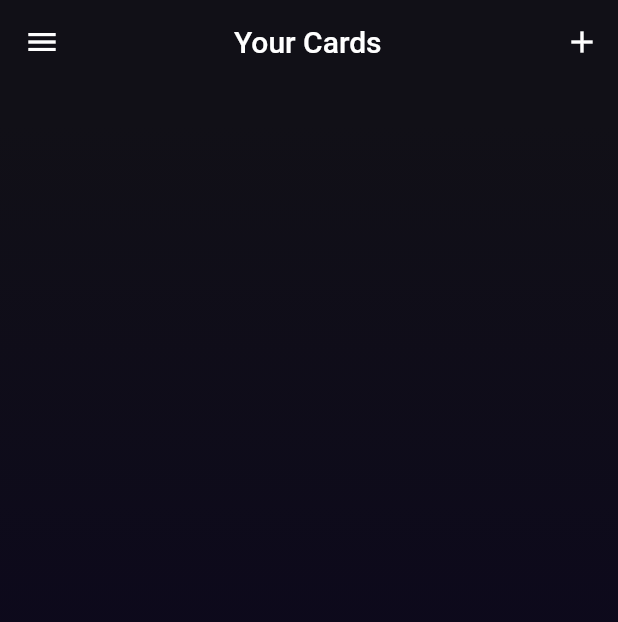
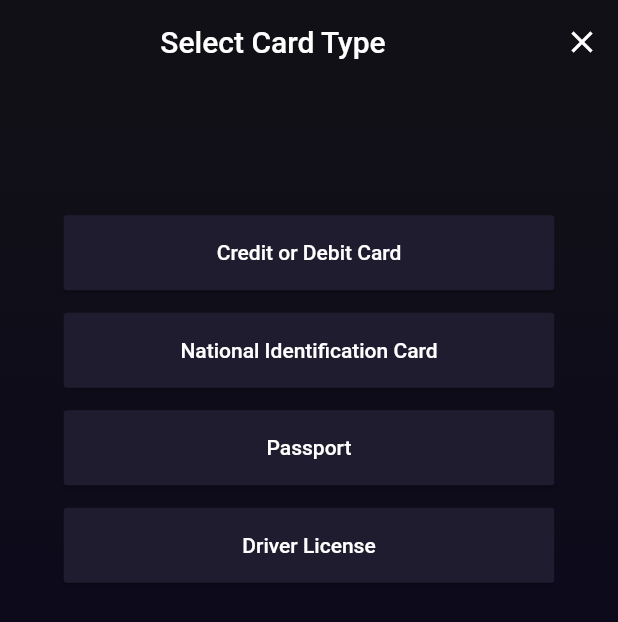
Before and after one commit to Manuel-Seyram/pera, a Flutter app: the Home screen opened directly, after a tap on the "add" icon, on a phone screen of 412 x 824 dp. Shown: the top 622 px of the screen. Run offline on Flutter 3.47's test engine with Material 2 defaults, Android fonts, the phone set to English and light mode, and no system bars.

Commit message:
- select card screen

```diff
--- a/lib/screens/homepage/home.dart
+++ b/lib/screens/homepage/home.dart
@@ -1,4 +1,5 @@
 import 'package:flutter/material.dart';
+import 'package:pera/screens/homepage/select_card_type.dart';
 
 class Home extends StatelessWidget {
   const Home({super.key});
@@ -10,18 +11,30 @@ class Home extends StatelessWidget {
       appBar: AppBar(
         forceMaterialTransparency: true,
         leading: IconButton(
+          onPressed: () {},
+          icon: const Icon(Icons.menu),
+          splashRadius: 1.0,
+          enableFeedback: false,
+        ),
+        title: const Center(
+          child: Text(
+            'Your Cards',
+            style: TextStyle(fontSize: 20, fontWeight: FontWeight.w500),
+          ),
+        ),
+        //titleSpacing: 100.0,
+        actions: [
+          IconButton(
             onPressed: () {
+              _cardtype(context);
             },
-          icon: const Icon(Icons.menu)
+            icon: const Icon(Icons.add),
+            enableFeedback: false,
+            splashRadius: 1.0,
           ),
-        title: const Text('Your Cards', style:  TextStyle(fontSize:20, fontWeight: FontWeight.w500 ),),
-        titleSpacing: 100.0,
-        actions: [
-          IconButton(onPressed: () {}, icon: const Icon(Icons.add)),
         ],
-
       ),
-      body:  SingleChildScrollView(
+      body: SingleChildScrollView(
         child: Container(
           height: MediaQuery.of(context).size.height,
           width: MediaQuery.of(context).size.width,
@@ -36,13 +49,17 @@ class Home extends StatelessWidget {
                   colors: [
                 Color.fromRGBO(17, 16, 23, 1),
                 Color.fromRGBO(9, 3, 32, 1),
-        ])
-        ),
-        child: const  Column(
-          children: [
-          ],
+              ])),
+          child: const Column(
+            children: [],
           ),
         ),
-    ),);
+      ),
+    );
+  }
+
+  _cardtype(BuildContext context) {
+    Navigator.push(
+        context, MaterialPageRoute(builder: (context) => const SelectCardType()));
   }
 }
--- /dev/null
+++ b/lib/screens/homepage/select_card_type.dart
@@ -0,0 +1,114 @@
+import 'package:flutter/material.dart';
+
+class SelectCardType extends StatelessWidget {
+  const SelectCardType({super.key});
+
+  @override
+  Widget build(BuildContext context) {
+    return Scaffold(
+      extendBodyBehindAppBar: true,
+      appBar: AppBar(
+        automaticallyImplyLeading: false,
+        forceMaterialTransparency: true,
+        title: const Center(
+          child:  Text(
+            'Select Card Type',
+            style: TextStyle(fontSize: 20, fontWeight: FontWeight.w500),
+          ),
+        ),
+        //titleSpacing: 120.0,
+        actions: [
+          IconButton(
+            onPressed: () {
+              Navigator.pop(context);
+            },
+            icon: const Icon(Icons.close),
+            enableFeedback: false,
+            splashRadius: 1.0,
+          ),
+        ],
+      ),
+      body: SingleChildScrollView(
+        child: Container(
+          height: MediaQuery.of(context).size.height,
+          width: MediaQuery.of(context).size.width,
+          decoration: const BoxDecoration(
+              gradient: LinearGradient(
+                  begin: Alignment.topCenter,
+                  end: Alignment.bottomCenter,
+                  stops: [
+                0.1,
+                0.9
+              ],
+                  colors: [
+                Color.fromRGBO(17, 16, 23, 1),
+                Color.fromRGBO(9, 3, 32, 1),
+              ])),
+          child: Column(
+            children: [
+              const Spacer(),
+              _cardButton(
+                  buttonColor: const Color.fromRGBO(32, 28, 48, 1.0),
+                  buttonText: 'Credit or Debit Card',
+                  click: (){},
+                  textColor: Colors.white,
+                  context: context),
+                  const SizedBox(height: 10,),
+                  _cardButton(
+                  buttonColor: const Color.fromRGBO(32, 28, 48, 1.0),
+                  buttonText: 'National Identification Card',
+                  click: () {},
+                  textColor: Colors.white,
+                  context: context),
+                  const SizedBox(height: 10,),
+                  _cardButton(
+                  buttonColor: const Color.fromRGBO(32, 28, 48, 1.0),
+                  buttonText: 'Passport',
+                  click: () {},
+                  textColor: Colors.white,
+                  context: context),
+                  const SizedBox(height: 10,),
+                  _cardButton(
+                  buttonColor: const Color.fromRGBO(32, 28, 48, 1.0),
+                  buttonText: 'Driver License',
+                  click: () {},
+                  textColor: Colors.white,
+                  context: context),
+                  const Spacer(),
+                  const Spacer(),
+                  const Spacer(),
+            ],
+          ),
+        ),
+      ),
+    );
+  }
+  Widget _cardButton(
+      {required Color buttonColor,
+      required String buttonText,
+      required Color textColor,
+      required VoidCallback click,
+      required BuildContext context}) {
+    return Padding(
+      padding: const EdgeInsets.only(bottom: 5.0),
+      child: Container(
+         width: 327.0,
+        height: 50.0,
+        decoration: BoxDecoration(
+          borderRadius: BorderRadius.circular(40.0)
+        ),
+        child: MaterialButton(
+          elevation: 1.0,
+          color: buttonColor,
+          onPressed: click,
+          child: Text(
+            buttonText,
+            style: TextStyle(
+              color: textColor,
+            ),
+          ),
+        ),
+      ),
+    );
+  }
+}
```
Lines whose indentation alone changed are shown as unchanged.
